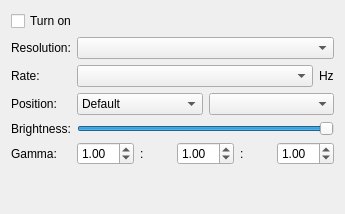
Above: lxqt-config-monitor/monitorwidget.ui from lxqt/lxqt-config before the change. Below: the same form after it.
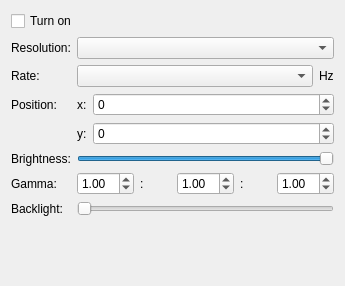
That is the form after the change.

Commit message: Added backlight control and position control button.

Diff of the .ui file:
```diff
--- a/lxqt-config-monitor/monitorwidget.ui
+++ b/lxqt-config-monitor/monitorwidget.ui
@@ -7,7 +7,7 @@
     <x>0</x>
     <y>0</y>
     <width>345</width>
-    <height>214</height>
+    <height>286</height>
    </rect>
   </property>
   <property name="windowTitle">
@@ -69,38 +69,43 @@
     </widget>
    </item>
    <item row="3" column="1">
-    <layout class="QHBoxLayout" name="horizontalLayout">
-     <item>
-      <widget class="QComboBox" name="positionCombo">
-       <item>
-        <property name="text">
-         <string>Default</string>
-        </property>
-       </item>
-       <item>
+    <layout class="QFormLayout" name="formLayout_2">
+     <property name="fieldGrowthPolicy">
+      <enum>QFormLayout::AllNonFixedFieldsGrow</enum>
+     </property>
+     <item row="0" column="0">
+      <widget class="QLabel" name="xPosLabel">
         <property name="text">
-         <string>Left of</string>
-        </property>
-       </item>
-       <item>
-        <property name="text">
-         <string>Right of</string>
-        </property>
-       </item>
-       <item>
-        <property name="text">
-         <string>Above of</string>
-        </property>
-       </item>
-       <item>
+        <string>x:</string>
+       </property>
+      </widget>
+     </item>
+     <item row="0" column="1">
+      <widget class="QSpinBox" name="xPosSpinBox">
+       <property name="minimum">
+        <number>-10000000</number>
+       </property>
+       <property name="maximum">
+        <number>10000000</number>
+       </property>
+      </widget>
+     </item>
+     <item row="1" column="0">
+      <widget class="QLabel" name="yPosLabel">
         <property name="text">
-         <string>Below of</string>
-        </property>
-       </item>
+        <string>y:</string>
+       </property>
       </widget>
      </item>
-     <item>
-      <widget class="QComboBox" name="relativeToOutputCombo"/>
+     <item row="1" column="1">
+      <widget class="QSpinBox" name="yPosSpinBox">
+       <property name="minimum">
+        <number>-10000000</number>
+       </property>
+       <property name="maximum">
+        <number>10000000</number>
+       </property>
+      </widget>
      </item>
     </layout>
    </item>
@@ -182,6 +187,20 @@
      </item>
     </layout>
    </item>
+   <item row="6" column="0">
+    <widget class="QLabel" name="backlightLabel">
+     <property name="text">
+      <string>Backlight:</string>
+     </property>
+    </widget>
+   </item>
+   <item row="6" column="1">
+    <widget class="QSlider" name="backlightSlider">
+     <property name="orientation">
+      <enum>Qt::Horizontal</enum>
+     </property>
+    </widget>
+   </item>
   </layout>
  </widget>
  <resources/>
```
Lines whose indentation alone changed are shown as unchanged. The commit also changes 12 other files.
